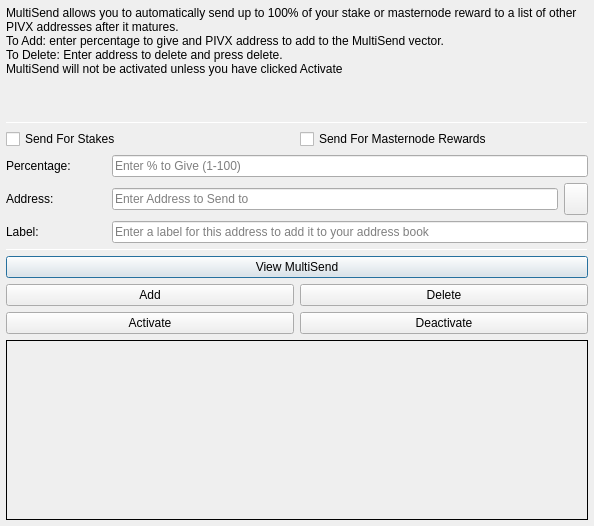
Above: src/qt/forms/multisenddialog.ui from electracoin-ECA/electra-archive before the change. Below: the same form after it.
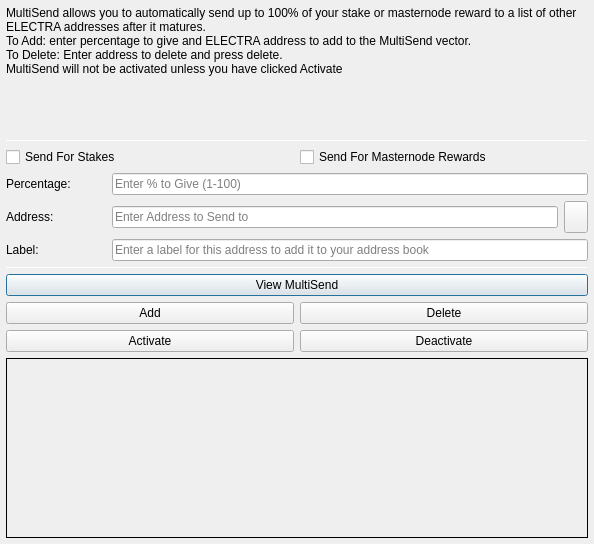
That is the form after the change. Icons and pictures are not drawn.

```diff
--- a/src/qt/forms/multisenddialog.ui
+++ b/src/qt/forms/multisenddialog.ui
@@ -10,7 +10,7 @@
     <x>0</x>
     <y>0</y>
     <width>594</width>
-    <height>526</height>
+    <height>544</height>
    </rect>
   </property>
   <property name="windowTitle">
@@ -37,8 +37,8 @@
         <number>1</number>
        </property>
        <property name="text">
-        <string>MultiSend allows you to automatically send up to 100% of your stake or masternode reward to a list of other PIVX addresses after it matures.
-To Add: enter percentage to give and PIVX address to add to the MultiSend vector.
+        <string>MultiSend allows you to automatically send up to 100% of your stake or masternode reward to a list of other ELECTRA addresses after it matures.
+To Add: enter percentage to give and ELECTRA address to add to the MultiSend vector.
 To Delete: Enter address to delete and press delete.
 MultiSend will not be activated unless you have clicked Activate</string>
        </property>
```
Left out of the diff: 15 changed lines with no effect on the pictures.
